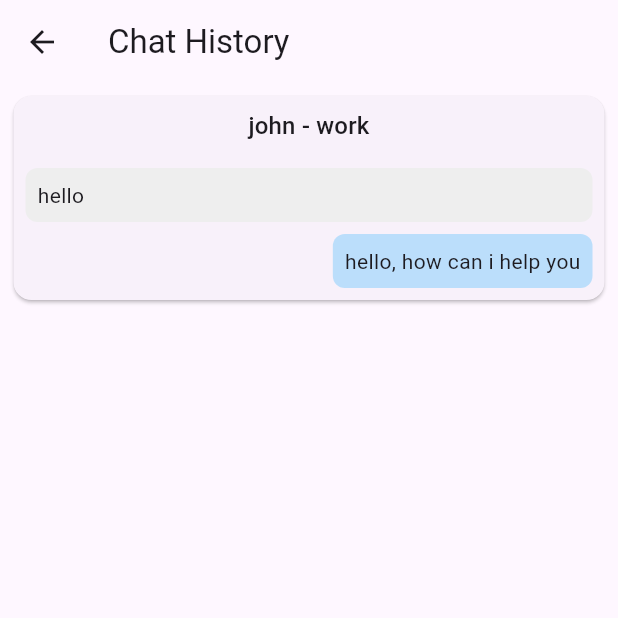
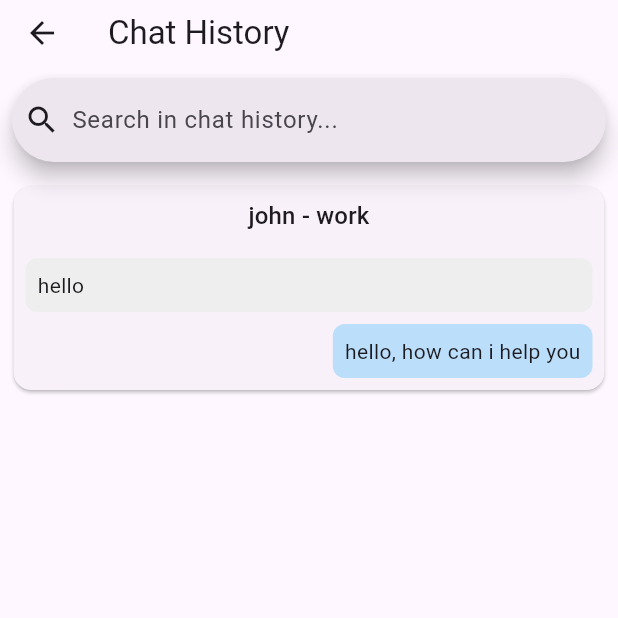
Before and after one commit to Argentum11/busy_faker, a Flutter app: the ChatHistoryPage screen opened directly, on a phone screen of 412 x 824 dp, the top half of it. Run offline on Flutter 3.47's test engine with Material 3 defaults, Android fonts, the phone set to English and light mode, and no system bars; our stand-ins replace flutter_tts, numberpicker, speech_to_text, vibration.

Commit message:
feat: add search in chat history

```diff
--- a/lib/pages/chat_history.dart
+++ b/lib/pages/chat_history.dart
@@ -2,25 +2,96 @@ import 'package:busy_faker/models/chat_message.dart';
 import 'package:flutter/material.dart';
 import 'package:busy_faker/services/chat.dart';
 
-class ChatHistoryPage extends StatelessWidget {
+class ChatHistoryPage extends StatefulWidget {
   const ChatHistoryPage({super.key});
+
+  @override
+  State<ChatHistoryPage> createState() => _ChatHistoryPageState();
+}
+
+class _ChatHistoryPageState extends State<ChatHistoryPage> {
+  final TextEditingController _searchController = TextEditingController();
+  String _searchQuery = '';
+
+  @override
+  void dispose() {
+    _searchController.dispose();
+    super.dispose();
+  }
+
+  List<ChatRecord> _filterRecords(List<ChatRecord> records) {
+    if (_searchQuery.isEmpty) return records;
+
+    return records.where((record) {
+      // Search in caller and topic
+      if (record.caller.toLowerCase().contains(_searchQuery.toLowerCase()) || record.topic.toLowerCase().contains(_searchQuery.toLowerCase())) {
+        return true;
+      }
+
+      // Search in messages
+      return record.messages.any((message) =>
+          message.request.toLowerCase().contains(_searchQuery.toLowerCase()) || message.response.toLowerCase().contains(_searchQuery.toLowerCase()));
+    }).toList();
+  }
 
   @override
   Widget build(BuildContext context) {
     final records = ChatService().records;
+    final filteredRecords = _filterRecords(records);
 
     return Scaffold(
-      appBar: AppBar(title: const Text('Chat History')),
+      appBar: AppBar(
+        title: const Text('Chat History'),
+        bottom: PreferredSize(
+          preferredSize: const Size.fromHeight(60),
+          child: Padding(
+            padding: const EdgeInsets.all(8.0),
+            child: SearchBar(
+              controller: _searchController,
+              hintText: 'Search in chat history...',
+              onChanged: (value) {
+                setState(() {
+                  _searchQuery = value;
+                });
+              },
+              leading: const Icon(Icons.search),
+              trailing: [
+                if (_searchQuery.isNotEmpty)
+                  IconButton(
+                    icon: const Icon(Icons.clear),
+                    onPressed: () {
+                      _searchController.clear();
+                      setState(() {
+                        _searchQuery = '';
+                      });
+                    },
+                  ),
+              ],
+            ),
+          ),
+        ),
+      ),
       body: Padding(
         padding: const EdgeInsets.symmetric(horizontal: 5.0),
+        child: Column(
+          children: [
+            if (filteredRecords.isEmpty && _searchQuery.isNotEmpty)
+              const Padding(
+                padding: EdgeInsets.all(16.0),
+                child: Text('No results found'),
+              ),
+            Expanded(
               child: ListView.builder(
-          itemCount: records.length,
+                itemCount: filteredRecords.length,
                 itemBuilder: (context, index) {
-            final record = records[index];
+                  final record = filteredRecords[index];
                   return ChatRecordBlock(
                     record: record,
                   );
                 },
+              ),
+            ),
+          ],
         ),
       ),
     );
```
Lines whose indentation alone changed are shown as unchanged.
